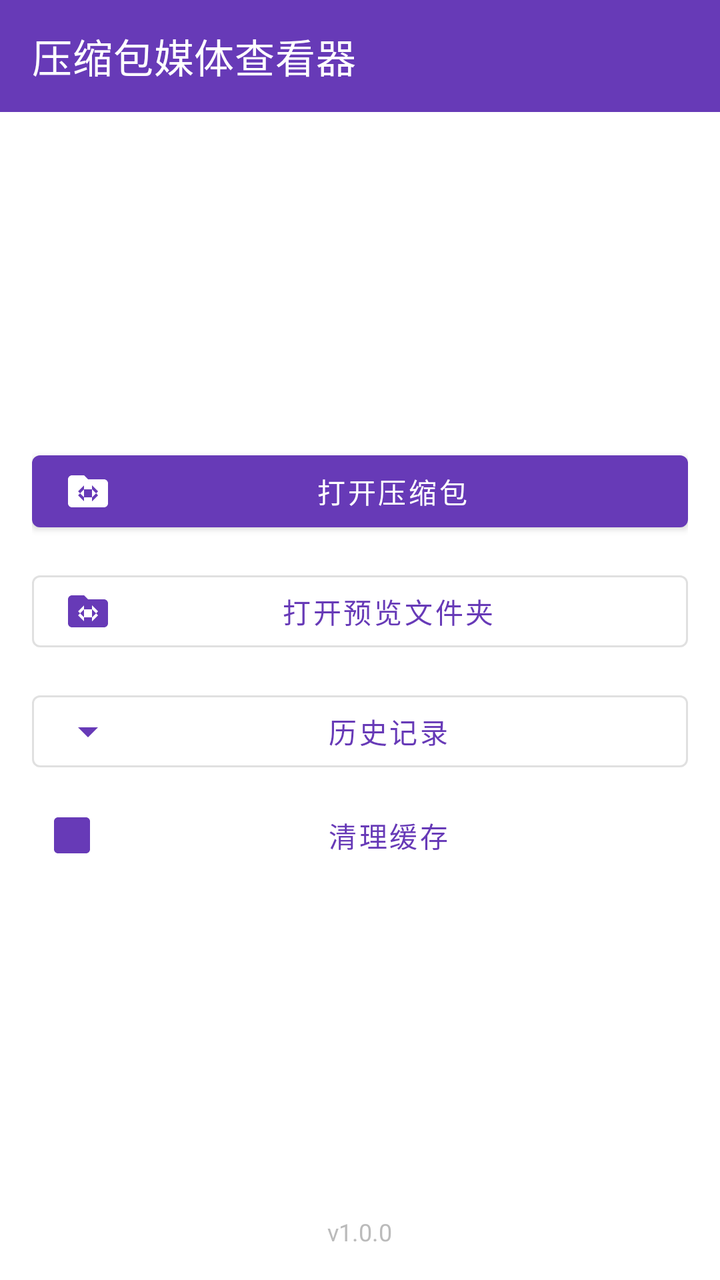
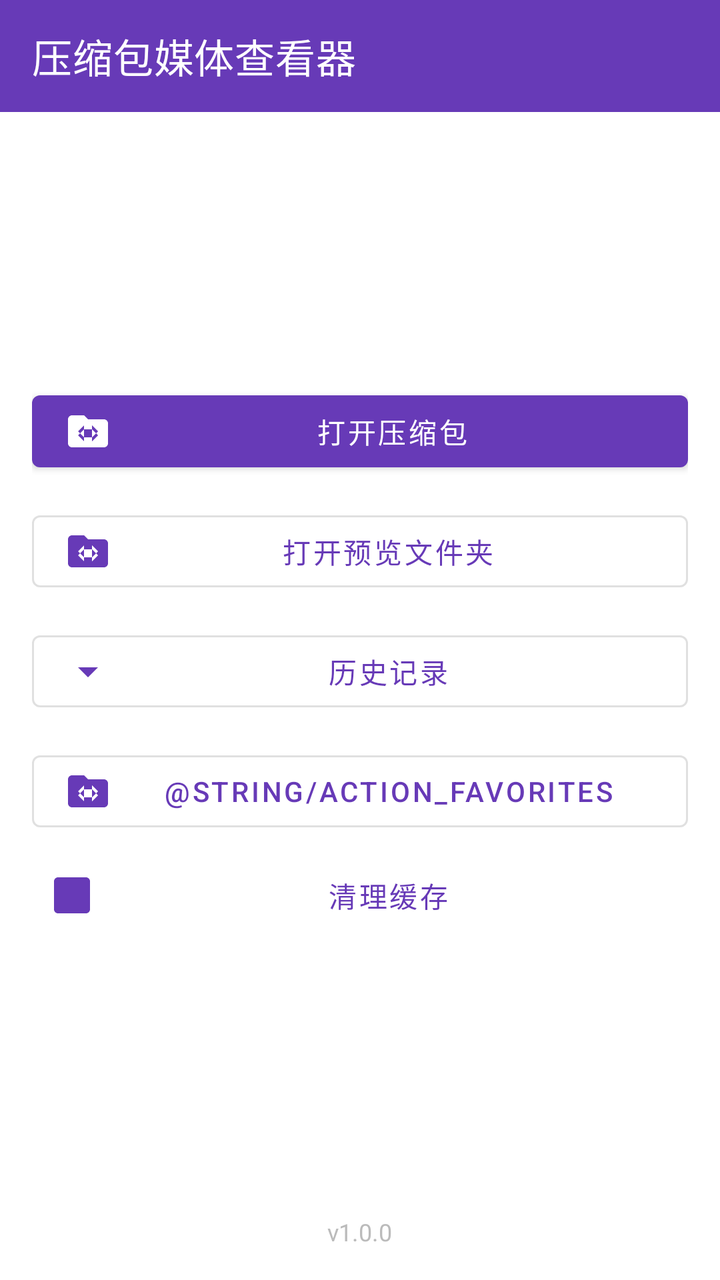

Compare the two renders of this Android layout. The source of the first and the diff that turns it into the second are given below.
<!-- AndroidManifest.xml: application theme Theme.ZipMedia -->
<!-- res/layout/activity_main.xml -->
<?xml version="1.0" encoding="utf-8"?>
<LinearLayout xmlns:android="http://schemas.android.com/apk/res/android"
    xmlns:app="http://schemas.android.com/apk/res-auto"
    android:layout_width="match_parent"
    android:layout_height="match_parent"
    android:orientation="vertical"
    android:background="@android:color/white">

    <com.google.android.material.appbar.MaterialToolbar
        android:id="@+id/toolbar"
        android:layout_width="match_parent"
        android:layout_height="?attr/actionBarSize"
        app:title="@string/app_name"
        app:titleTextColor="@color/white"
        android:background="@color/purple_500" />

    <LinearLayout
        android:layout_width="match_parent"
        android:layout_height="0dp"
        android:layout_weight="1"
        android:orientation="vertical"
        android:padding="16dp"
        android:gravity="center">

        <com.google.android.material.button.MaterialButton
            android:id="@+id/btnOpenArchive"
            style="@style/Widget.MaterialComponents.Button"
            android:layout_width="match_parent"
            android:layout_height="wrap_content"
            app:icon="@drawable/ic_folder"
            android:text="@string/action_open_archive" />

        <com.google.android.material.button.MaterialButton
            android:id="@+id/btnOpenFolder"
            style="@style/Widget.MaterialComponents.Button.OutlinedButton"
            android:layout_width="match_parent"
            android:layout_height="wrap_content"
            android:layout_marginTop="12dp"
            app:icon="@drawable/ic_folder"
            android:text="@string/action_open_folder" />

        <com.google.android.material.button.MaterialButton
            android:id="@+id/btnHistory"
            style="@style/Widget.MaterialComponents.Button.OutlinedButton"
            android:layout_width="match_parent"
            android:layout_height="wrap_content"
            android:layout_marginTop="12dp"
            app:icon="@drawable/ic_expand_more"
            android:text="@string/action_open_history" />

        <com.google.android.material.button.MaterialButton
            android:id="@+id/btnClearCache"
            style="@style/Widget.MaterialComponents.Button.TextButton"
            android:layout_width="match_parent"
            android:layout_height="wrap_content"
            android:layout_marginTop="4dp"
            app:icon="@drawable/ic_delete"
            android:text="@string/action_clear_cache" />
    </LinearLayout>

    <TextView
        android:id="@+id/tvVersion"
        android:layout_width="wrap_content"
        android:layout_height="wrap_content"
        android:layout_gravity="center_horizontal"
        android:layout_marginBottom="16dp"
        android:text="v1.0.0"
        android:textColor="#BBBBBB"
        android:textSize="12sp" />
</LinearLayout>
<!-- resources referenced by this layout -->
<resources>
  <color name="purple_500">#673AB7</color>
  <color name="white">#FFFFFF</color>
  <!-- drawable ic_delete (drawable) -->
  <vector xmlns:android="http://schemas.android.com/apk/res/android"
      android:width="24dp" android:height="24dp"
      android:viewportWidth="24" android:viewportHeight="24"
      android:tint="#FFFFFF">
      <path android:fillColor="#FFFFFF"
          android:pathData="M19,3H5c-1.1,0 -2,0.9 -2,2v14c0,1.1 0.9,2 2,2h14c1.1,0 2,-0.9 2,-2V5c0,-1.1 -0.9,-2 -2,-2zM14,14.5v-4c0,-0.83 -0.67,-1.5 -1.5,-1.5H12v0.09c-0.34,0.22 -0.7,0.33 -1.07,0.33 -0.51,0 -1.03,-0.21 -1.4,-0.62 -0.36,-0.39 -0.56,-0.92 -0.51,-1.47H6v8h3v-2.5c0,-0.28 0.22,-0.5 0.5,-0.5 0.28,0 0.5,0.22 0.5,0.5V16h3v-4.5c0,-0.28 0.22,-0.5 0.5,-0.5 0.28,0 0.5,0.22 0.5,0.5V16h3z"/>
  </vector>
  <!-- drawable ic_expand_more (drawable) -->
  <vector xmlns:android="http://schemas.android.com/apk/res/android"
      android:width="24dp" android:height="24dp"
      android:viewportWidth="24" android:viewportHeight="24"
      android:tint="#FFFFFF">
      <path android:fillColor="#FFFFFF"
          android:pathData="M7,10l5,5 5,-5z"/>
  </vector>
  <!-- drawable ic_folder (drawable) -->
  <vector xmlns:android="http://schemas.android.com/apk/res/android"
      android:width="24dp" android:height="24dp"
      android:viewportWidth="24" android:viewportHeight="24"
      android:tint="#FFFFFF">
      <path android:fillColor="#FFFFFF"
          android:pathData="M20,6h-8l-2,-2H4c-1.1,0 -2,0.9 -2,2v12c0,1.1 0.9,2 2,2h16c1.1,0 2,-0.9 2,-2V8c0,-1.1 -0.9,-2 -2,-2zM14,17v-2h-4v2l-3,-3 3,-3v2h4v-2l3,3 -3,3zM10,9v2h4V9l3,3 -3,3v-2h-4v2l-3,-3 3,-3z"/>
  </vector>
  <string name="action_clear_cache">清理缓存</string>
  <string name="action_open_archive">打开压缩包</string>
  <string name="action_open_folder">打开预览文件夹</string>
  <string name="action_open_history">历史记录</string>
  <string name="app_name">压缩包媒体查看器</string>
  <style name="Theme.ZipMedia" parent="Theme.MaterialComponents.DayNight.NoActionBar">
          <item name="colorPrimary">@color/purple_500</item>
          <item name="colorPrimaryDark">@color/black</item>
          <item name="colorAccent">@color/purple_500</item>
          <item name="android:windowBackground">@android:color/white</item>
      </style>
  <color name="black">#000000</color>
</resources>

<!-- the commit's change to res/layout/activity_main.xml (unified diff, before → after) -->
@@ -49,6 +49,15 @@
             android:text="@string/action_open_history" />
 
         <com.google.android.material.button.MaterialButton
+            android:id="@+id/btnFavorites"
+            style="@style/Widget.MaterialComponents.Button.OutlinedButton"
+            android:layout_width="match_parent"
+            android:layout_height="wrap_content"
+            android:layout_marginTop="12dp"
+            app:icon="@drawable/ic_folder"
+            android:text="@string/action_favorites" />
+
+        <com.google.android.material.button.MaterialButton
             android:id="@+id/btnClearCache"
             style="@style/Widget.MaterialComponents.Button.TextButton"
             android:layout_width="match_parent"
